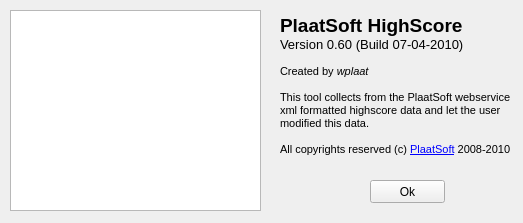
Qt form src/about.ui (plaatsoft/plaatscore) before a commit.
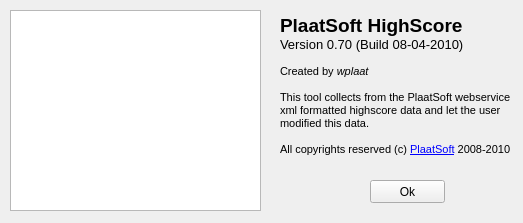
The same form after that commit.

What changed in the file:
```diff
--- a/src/about.ui
+++ b/src/about.ui
@@ -38,7 +38,7 @@
 p, li { white-space: pre-wrap; }
 &lt;/style&gt;&lt;/head&gt;&lt;body style=&quot; font-family:'MS Shell Dlg 2'; font-size:8.25pt; font-weight:400; font-style:normal;&quot;&gt;
 &lt;p style=&quot; margin-top:0px; margin-bottom:0px; margin-left:0px; margin-right:0px; -qt-block-indent:0; text-indent:0px;&quot;&gt;&lt;span style=&quot; font-size:14pt; font-weight:600;&quot;&gt;PlaatSoft HighScore&lt;/span&gt;&lt;/p&gt;
-&lt;p style=&quot; margin-top:0px; margin-bottom:0px; margin-left:0px; margin-right:0px; -qt-block-indent:0; text-indent:0px;&quot;&gt;&lt;span style=&quot; font-size:10pt;&quot;&gt;Version 0.60 (Build 07-04-2010)&lt;/span&gt;&lt;/p&gt;
+&lt;p style=&quot; margin-top:0px; margin-bottom:0px; margin-left:0px; margin-right:0px; -qt-block-indent:0; text-indent:0px;&quot;&gt;&lt;span style=&quot; font-size:10pt;&quot;&gt;Version 0.70 (Build 08-04-2010)&lt;/span&gt;&lt;/p&gt;
 &lt;p style=&quot; margin-top:0px; margin-bottom:0px; margin-left:0px; margin-right:0px; -qt-block-indent:0; text-indent:0px;&quot;&gt;&lt;span style=&quot; font-size:8pt;&quot;&gt;          &lt;/span&gt;&lt;/p&gt;
 &lt;p style=&quot; margin-top:0px; margin-bottom:0px; margin-left:0px; margin-right:0px; -qt-block-indent:0; text-indent:0px;&quot;&gt;&lt;span style=&quot; font-size:8pt;&quot;&gt;Created by &lt;/span&gt;&lt;span style=&quot; font-size:8pt; font-style:italic;&quot;&gt;wplaat&lt;/span&gt;&lt;/p&gt;
 &lt;p style=&quot; margin-top:0px; margin-bottom:0px; margin-left:0px; margin-right:0px; -qt-block-indent:0; text-indent:0px;&quot;&gt;&lt;span style=&quot; font-size:8pt;&quot;&gt;       &lt;/span&gt;&lt;/p&gt;
```
